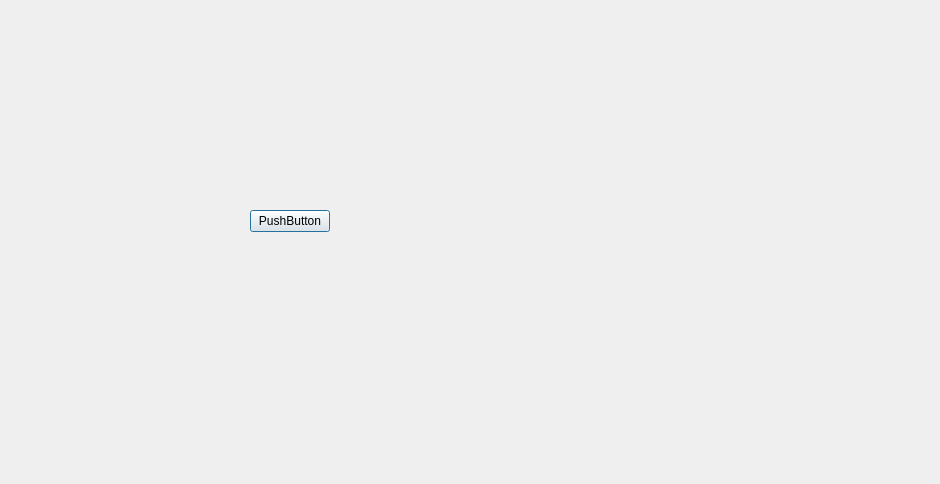
Qt form portfolio.ui (kornelorawczak/Stock-Market-Simulator) before a commit.
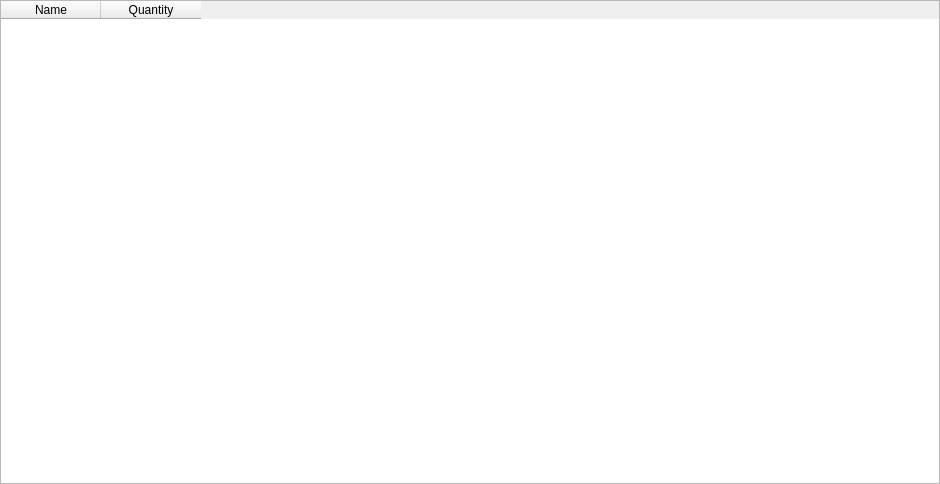
The same form after that commit.

What changed in the file:
```diff
--- a/portfolio.ui
+++ b/portfolio.ui
@@ -13,18 +13,25 @@
   <property name="windowTitle">
    <string>Dialog</string>
   </property>
-  <widget class="QPushButton" name="pushButton">
+  <widget class="QTableWidget" name="portfolioTable">
    <property name="geometry">
     <rect>
-     <x>250</x>
-     <y>210</y>
-     <width>80</width>
-     <height>22</height>
+     <x>0</x>
+     <y>0</y>
+     <width>940</width>
+     <height>484</height>
     </rect>
    </property>
-   <property name="text">
-    <string>PushButton</string>
-   </property>
+   <column>
+    <property name="text">
+     <string>Name</string>
+    </property>
+   </column>
+   <column>
+    <property name="text">
+     <string>Quantity</string>
+    </property>
+   </column>
   </widget>
  </widget>
  <resources/>
```
